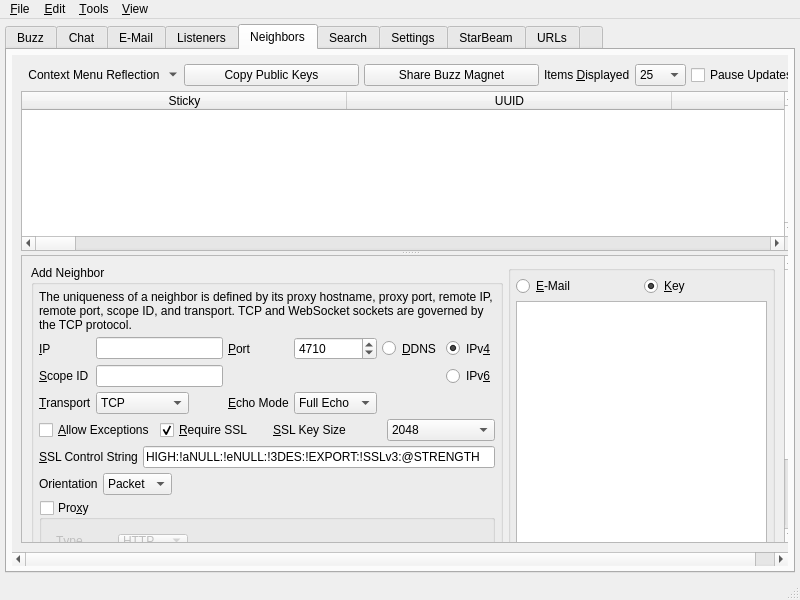
The window that branches/trunk/UI/spot-on-controlcenter.ui (textbrowser/spot-on) describes before a commit, drawn with Qt 5.
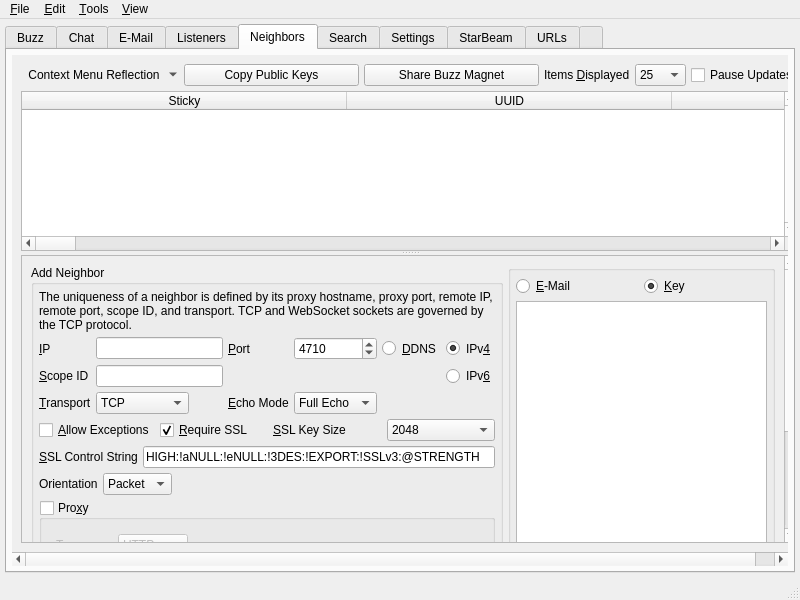
The same window after the commit. The open tabs and pages were chosen to show the change. Icons and pictures are not drawn. Custom widgets are drawn as their Qt base class.

Commit message: Fixed group boxes.

What changed in the file:
```diff
--- a/branches/trunk/UI/spot-on-controlcenter.ui
+++ b/branches/trunk/UI/spot-on-controlcenter.ui
@@ -3472,10 +3472,10 @@
           <widget class="QWidget" name="scrollAreaWidgetContents_8">
            <property name="geometry">
             <rect>
-             <x>0</x>
+             <x>-56</x>
              <y>0</y>
-             <width>772</width>
-             <height>488</height>
+             <width>828</width>
+             <height>447</height>
             </rect>
            </property>
            <layout class="QVBoxLayout" name="verticalLayout_14">
@@ -3879,8 +3879,8 @@
                  <rect>
                   <x>0</x>
                   <y>0</y>
-                  <width>750</width>
-                  <height>545</height>
+                  <width>879</width>
+                  <height>728</height>
                  </rect>
                 </property>
                 <layout class="QVBoxLayout" name="verticalLayout_12">
@@ -3896,6 +3896,12 @@
                      </property>
                      <item>
                       <widget class="QGroupBox" name="groupBox_addip_2">
+                       <property name="sizePolicy">
+                        <sizepolicy hsizetype="Preferred" vsizetype="Fixed">
+                         <horstretch>0</horstretch>
+                         <verstretch>0</verstretch>
+                        </sizepolicy>
+                       </property>
                        <property name="title">
                         <string>Add Neighbor</string>
                        </property>
@@ -4280,6 +4286,12 @@
                         </item>
                         <item>
                          <widget class="QGroupBox" name="proxy">
+                          <property name="sizePolicy">
+                           <sizepolicy hsizetype="Preferred" vsizetype="Fixed">
+                            <horstretch>0</horstretch>
+                            <verstretch>0</verstretch>
+                           </sizepolicy>
+                          </property>
                           <property name="title">
                            <string>Pro&amp;xy</string>
                           </property>
```
Left out of the diff: 46 changed lines with no effect on the pictures.
